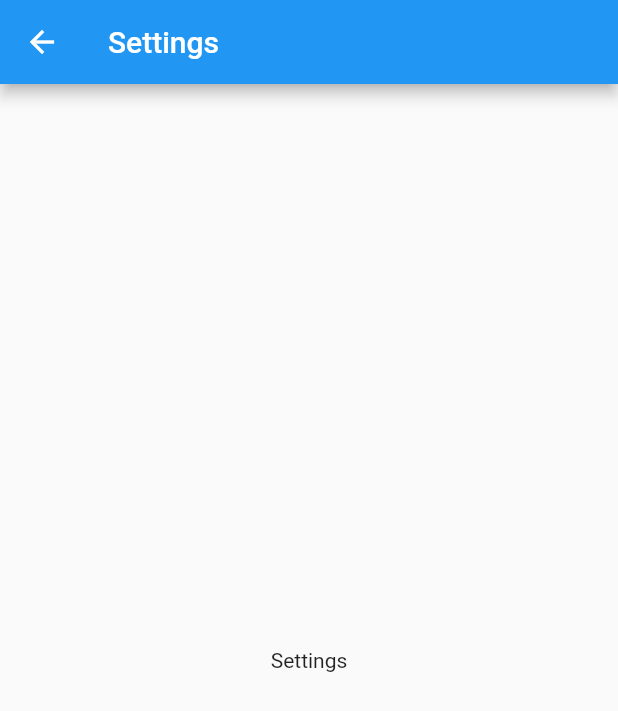
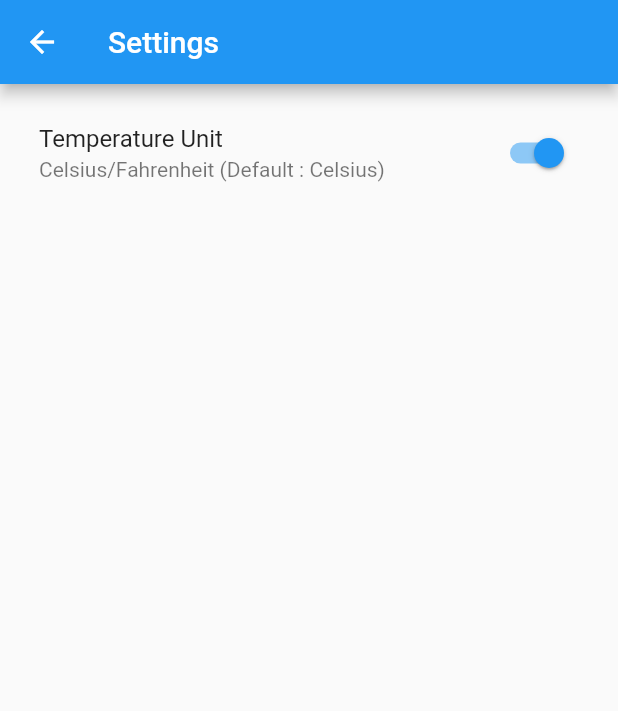
Before and after one commit to startFromBottom/weather_provider, a Flutter app: the SettingsPage screen opened directly, on a phone screen of 412 x 824 dp. Shown: the top 711 px of the screen. Run offline on Flutter 3.47's test engine with Material 2 defaults, Android fonts, the light colour scheme and no system bars; our stand-ins replace equatable.

Commit message:
ch 74. TempSettingsState, TempSettings ChangeNotifier & UI 적용

```diff
--- a/lib/main.dart
+++ b/lib/main.dart
@@ -3,6 +3,7 @@ import 'package:provider/provider.dart';
 import "package:http/http.dart" as http;
 
 import 'package:weather_provider/pages/home_page.dart';
+import 'package:weather_provider/providers/temp_settings_provider.dart';
 import 'package:weather_provider/providers/weather_provider.dart';
 import 'package:weather_provider/repositories/weather_repository.dart';
 import 'package:weather_provider/services/weather_api_services.dart';
@@ -32,6 +33,9 @@ class MyApp extends StatelessWidget {
             weatherRepository: context.read<WeatherRepository>(),
           ),
         ),
+        ChangeNotifierProvider<TempSettingsProvider>(
+          create: (context) => TempSettingsProvider(),
+        ),
       ],
       child: MaterialApp(
         title: 'Weather Demo',
--- a/lib/pages/settings_page.dart
+++ b/lib/pages/settings_page.dart
@@ -1,21 +1,32 @@
 import 'package:flutter/material.dart';
+import 'package:provider/provider.dart';
+import 'package:weather_provider/providers/temp_settings_provider.dart';
 
-class SettingsPage extends StatefulWidget {
-  SettingsPage({Key? key}) : super(key: key);
+class SettingsPage extends StatelessWidget {
+  const SettingsPage({Key? key}) : super(key: key);
 
-  @override
-  State<SettingsPage> createState() => _SettingsPageState();
-}
-
-class _SettingsPageState extends State<SettingsPage> {
   @override
   Widget build(BuildContext context) {
     return Scaffold(
       appBar: AppBar(
         title: Text("Settings"),
       ),
-      body: Center(
-        child: Text("Settings"),
+      body: Padding(
+        padding: const EdgeInsets.symmetric(
+          horizontal: 10.0,
+          vertical: 10.0,
+        ),
+        child: ListTile(
+          title: Text("Temperature Unit"),
+          subtitle: Text("Celsius/Fahrenheit (Default : Celsius)"),
+          trailing: Switch(
+            value: context.watch<TempSettingsProvider>().state.tempUnit ==
+                TempUnit.celsius,
+            onChanged: (_) {
+              context.read<TempSettingsProvider>().toggleTempUnit();
+            },
+          ),
+        ),
       ),
     );
   }
--- /dev/null
+++ b/lib/providers/temp_settings_provider.dart
@@ -0,0 +1,48 @@
+// ignore_for_file: public_member_api_docs, sort_constructors_first
+import 'package:equatable/equatable.dart';
+import 'package:flutter/material.dart';
+
+enum TempUnit {
+  celsius,
+  fahrenheit,
+}
+
+class TempSettingsState extends Equatable {
+  final TempUnit tempUnit;
+  TempSettingsState({
+    this.tempUnit = TempUnit.celsius,
+  });
+
+  factory TempSettingsState.initial() {
+    return TempSettingsState();
+  }
+
+  @override
+  List<Object> get props => [tempUnit];
+
+  @override
+  bool get stringify => true;
+
+  TempSettingsState copyWith({
+    TempUnit? tempUnit,
+  }) {
+    return TempSettingsState(
+      tempUnit: tempUnit ?? this.tempUnit,
+    );
+  }
+}
+
+class TempSettingsProvider with ChangeNotifier {
+  TempSettingsState _state = TempSettingsState.initial();
+  TempSettingsState get state => _state;
+
+  void toggleTempUnit() {
+    _state = _state.copyWith(
+      tempUnit: _state.tempUnit == TempUnit.celsius
+          ? TempUnit.fahrenheit
+          : TempUnit.celsius,
+    );
+    print("state == $state");
+    notifyListeners();
+  }
+}
```
Also changed, not shown: lib/pages/home_page.dart (+19 -0 lines).
